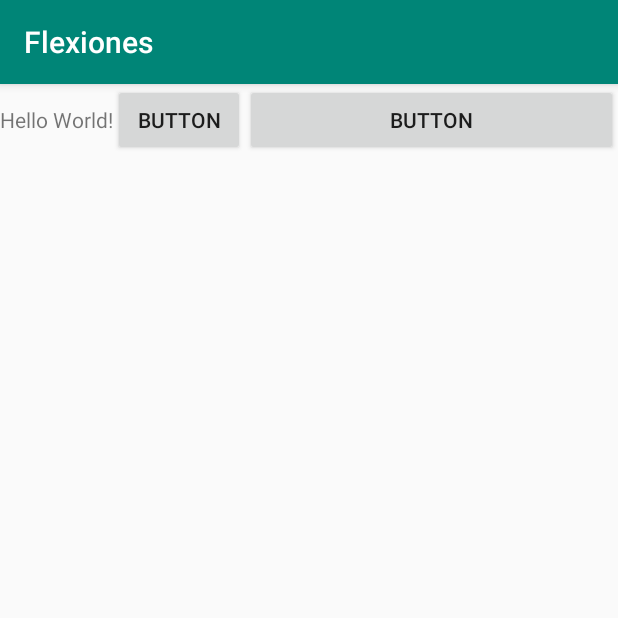
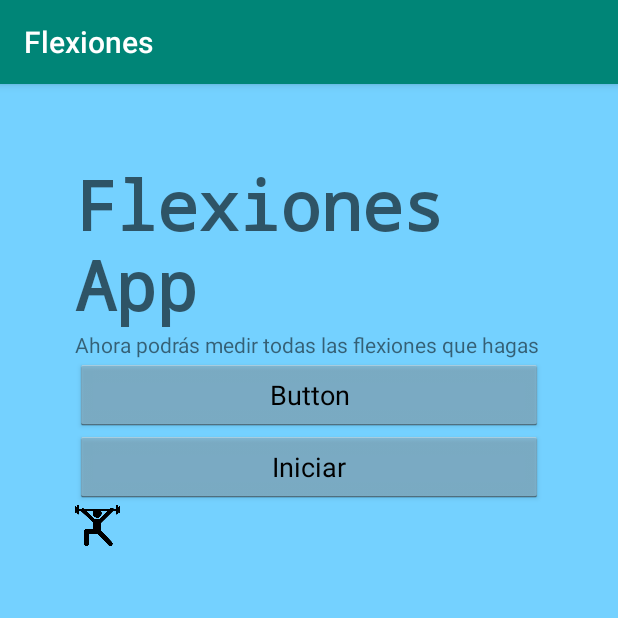
Before and after one commit to sergioaraque/Flexiones, an Android app: the screen it shows after launch (MainActivity), on a phone screen of 412 x 824 dp, the top half of it. Run offline under Robolectric (Android 15) with nearby library versions, the phone set to English and light mode, and no system bars.

Commit message:
Mejora visual de activity main

```diff
--- a/app/src/main/res/layout/activity_main.xml
+++ b/app/src/main/res/layout/activity_main.xml
@@ -1,40 +1,74 @@
 <?xml version="1.0" encoding="utf-8"?>
-<android.support.constraint.ConstraintLayout xmlns:android="http://schemas.android.com/apk/res/android"
+<LinearLayout xmlns:android="http://schemas.android.com/apk/res/android"
     xmlns:app="http://schemas.android.com/apk/res-auto"
     xmlns:tools="http://schemas.android.com/tools"
     android:layout_width="match_parent"
     android:layout_height="match_parent"
+    android:background="#74D1FF"
     tools:context=".MainActivity">
 
     <LinearLayout
         android:layout_width="match_parent"
-        android:layout_height="match_parent"
-        android:orientation="horizontal">
+        android:layout_height="wrap_content"
+        android:layout_margin="20sp"
+        android:orientation="vertical"
+        android:padding="30dp"
+
+        tools:layout_editor_absoluteX="20dp"
+        tools:layout_editor_absoluteY="20dp">
+
+        <LinearLayout
+            android:layout_width="match_parent"
+            android:layout_height="wrap_content"
+            android:orientation="vertical">
 
             <TextView
                 android:layout_width="wrap_content"
                 android:layout_height="wrap_content"
-            android:text="Hello World!"
+                android:text="@string/flexiones_app"
+                android:textAppearance="@style/TextAppearance.AppCompat.Display2"
+                android:textStyle="bold"
+                app:fontFamily="monospace"
                 app:layout_constraintBottom_toBottomOf="parent"
                 app:layout_constraintLeft_toLeftOf="parent"
                 app:layout_constraintRight_toRightOf="parent"
                 app:layout_constraintTop_toTopOf="parent" />
 
+            <TextView
+                android:id="@+id/textView"
+                android:layout_width="match_parent"
+                android:layout_height="wrap_content"
+                android:text="@string/ahora_podr_s_medir_todas_las_flexiones_que_hagas" />
+        </LinearLayout>
+
+        <LinearLayout
+            android:layout_width="match_parent"
+            android:layout_height="wrap_content"
+            android:orientation="vertical">
+
             <Button
                 android:id="@+id/button"
-            android:layout_width="wrap_content"
+                style="@android:style/Widget.Holo.Light.Button"
+                android:layout_width="match_parent"
                 android:layout_height="wrap_content"
                 android:onClick="lanzarTest"
-            android:text="Button" />
+                android:text="@string/button" />
 
             <Button
                 android:id="@+id/button2"
-            android:layout_width="wrap_content"
+                style="@android:style/Widget.Holo.Light.Button"
+                android:layout_width="match_parent"
                 android:layout_height="wrap_content"
-            android:layout_weight="1"
                 android:onClick="lanzarTes2t"
-            android:text="Button" />
+                android:text="@string/iniciar" />
+
+            <ImageView
+                android:id="@+id/imageView2"
+                android:layout_width="30dp"
+                android:layout_height="30dp"
+                app:srcCompat="@drawable/icono" />
+        </LinearLayout>
 
     </LinearLayout>
 
-</android.support.constraint.ConstraintLayout>
+</LinearLayout>
--- a/app/src/main/res/values/strings.xml
+++ b/app/src/main/res/values/strings.xml
@@ -1,3 +1,7 @@
 <resources>
     <string name="app_name">Flexiones</string>
+    <string name="ahora_podr_s_medir_todas_las_flexiones_que_hagas">Ahora podrás medir todas las flexiones que hagas</string>
+    <string name="button">Button</string>
+    <string name="flexiones_app">Flexiones App</string>
+    <string name="iniciar">Iniciar</string>
 </resources>
```
Also changed, not shown: app/src/main/res/drawable/icono.png (added). Lines whose indentation alone changed are shown as unchanged.
